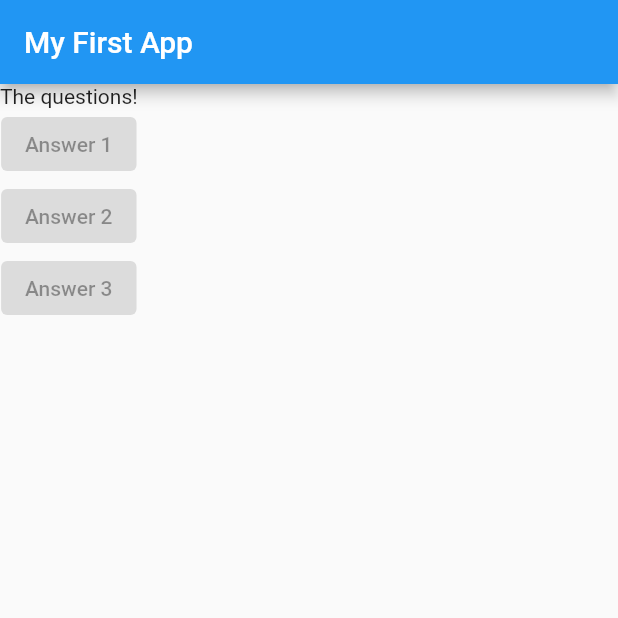
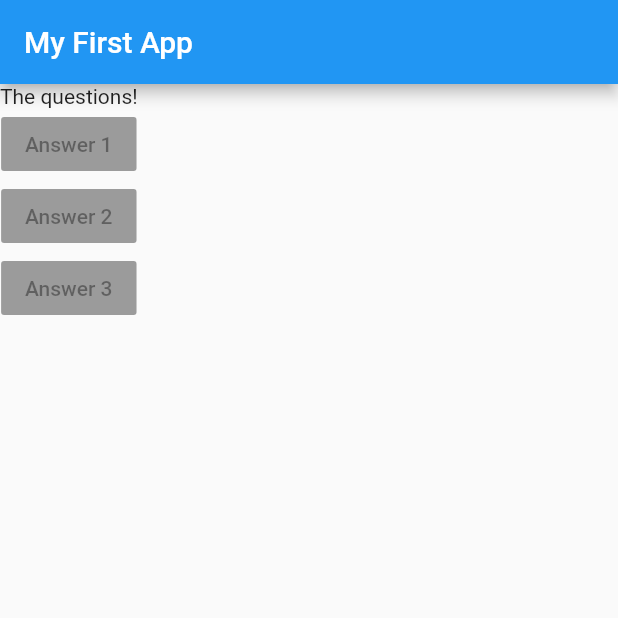
Before and after one commit to bouanimalek/flutter_complete_guide, a Flutter app: the screen it shows after launch, on a phone screen of 412 x 824 dp, the top half of it. Run offline on Flutter 3.47's test engine with Material 2 defaults, Android fonts, the phone set to English and light mode, and no system bars.

Commit message:
downgrading flutter to -v 2.10 to use RaisedButton

```diff
--- a/lib/main.dart
+++ b/lib/main.dart
@@ -20,11 +20,12 @@ class MyApp extends StatelessWidget {
         ),
         body: Column(children: [
           Text('The questions!'),
-          ElevatedButton(onPressed: null, child: Text("Answer 1")),
-          ElevatedButton(onPressed: null, child: Text("Answer 2")),
-          ElevatedButton(onPressed: null, child: Text("Answer 3")),
-          // RaisedButton(child: Text("Answer 2"), onPressed: null),
-          // RaisedButton(child: Text("Answer 3"), onPressed: null),
+          // ElevatedButton(onPressed: null, child: Text("Answer 1")),
+          // ElevatedButton(onPressed: null, child: Text("Answer 2")),
+          // ElevatedButton(onPressed: null, child: Text("Answer 3")),
+          RaisedButton(child: Text("Answer 1"), onPressed: null),
+          RaisedButton(child: Text("Answer 2"), onPressed: null),
+          RaisedButton(child: Text("Answer 3"), onPressed: null),
         ]),
       ),
     );
```
Also changed, not shown: pubspec.lock, 2 other files.
